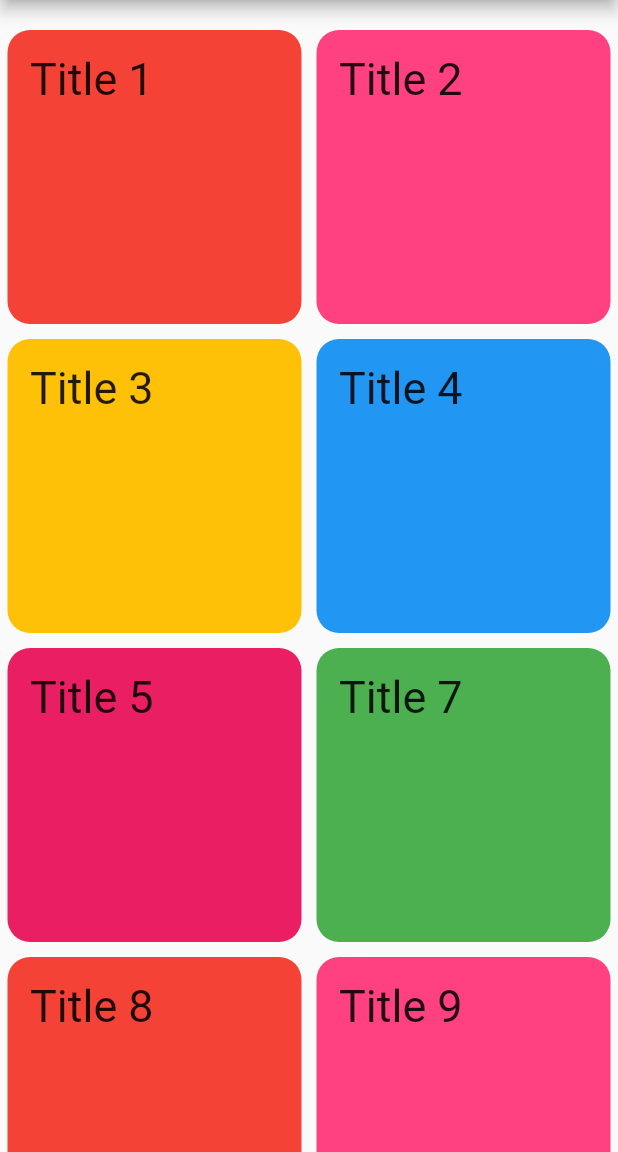
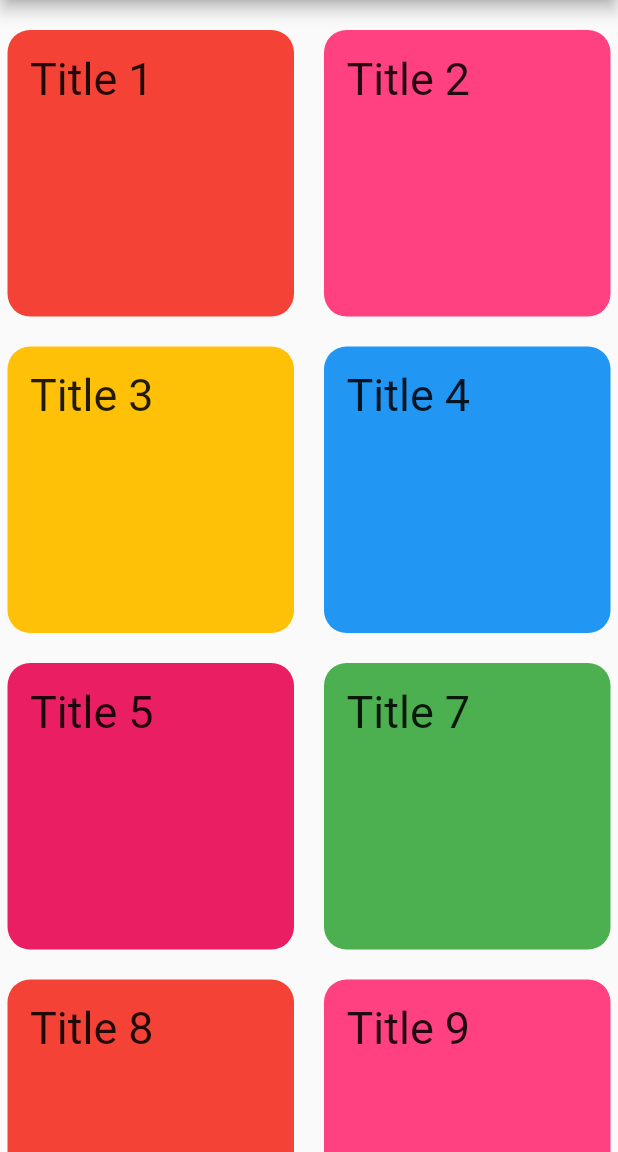
Before and after one commit to oussemanaffetyy/ListView-GridView-Flutter, a Flutter app: the MyGridViewPage screen opened directly, on a phone screen of 412 x 824 dp, the part 84-1236 px from its top. Run offline on Flutter 3.47's test engine with Material 2 defaults, Android fonts, the light colour scheme and no system bars; our stand-ins replace easy_splash_screen.

Commit message:
Presque code final n 01

```diff
--- a/lib/Pages/GridViewPages/MyGridViewCountPage.dart
+++ b/lib/Pages/GridViewPages/MyGridViewCountPage.dart
@@ -30,8 +30,7 @@ class _MyGridViewCountPageState extends State<MyGridViewCountPage> {
         padding: EdgeInsets.only(top: 15),
         child: GridView.count(
           crossAxisCount: 3,
-          mainAxisSpacing: 10,
-          crossAxisSpacing: 10,
+
           children: <Widget>[
             info('Title 1', Colors.red),
             info('Title 2', Colors.pinkAccent),
--- a/lib/Pages/GridViewPages/MyGridViewExtentPage.dart
+++ b/lib/Pages/GridViewPages/MyGridViewExtentPage.dart
@@ -30,7 +30,7 @@ class _MyGridViewExtentPageState extends State<MyGridViewExtentPage> {
       body: Container(
         padding: EdgeInsets.only(top: 15),
         child: GridView.extent(
-          maxCrossAxisExtent: 170,
+          maxCrossAxisExtent: 150,
           children: <Widget>[
             info('Title 1', Colors.red),
             info('Title 2', Colors.pinkAccent),
--- a/lib/Pages/GridViewPages/MyGridViewPage.dart
+++ b/lib/Pages/GridViewPages/MyGridViewPage.dart
@@ -29,8 +29,12 @@ class _MyGridViewPageState extends State<MyGridViewPage> {
       body: Container(
         padding: EdgeInsets.only(top: 15),
         child: GridView(
-          gridDelegate:
-              SliverGridDelegateWithFixedCrossAxisCount(crossAxisCount: 2),
+          gridDelegate: SliverGridDelegateWithFixedCrossAxisCount(
+            crossAxisCount: 2,
+            mainAxisSpacing: 10,
+            crossAxisSpacing: 10,
+            childAspectRatio: 1,
+          ),
           children: <Widget>[
             info('Title 1', Colors.red),
             info('Title 2', Colors.pinkAccent),
--- a/lib/Pages/ListView_page.dart
+++ b/lib/Pages/ListView_page.dart
@@ -1,5 +1,4 @@
 import 'package:flutter/material.dart';
-import 'ListViewPages/MyListViewPage.dart';
 import 'ListViewPages/MyListViewBuilderPage.dart';
 import 'ListViewPages/MyListViewCustomPage.dart';
 import 'ListViewPages/MyListViewScreenPage.dart';
--- a/pubspec.yaml
+++ b/pubspec.yaml
@@ -42,6 +42,7 @@ dev_dependencies:
   flutter_test:
     sdk: flutter
   flutter_launcher_icons: "^0.13.1"
+  easy_splash_screen: ^1.0.4
 
 flutter_launcher_icons:
   android: "launcher_icon"
```
Also changed, not shown: lib/Pages/GridViewPages/MyGridViewBuilderPage.dart (+6 -2 lines), lib/Pages/home_page.dart (+8 -11 lines), lib/main.dart (+2 -5 lines), lib/mainSplashScreen.dart (added, +33 -0 lines), pubspec.lock.
